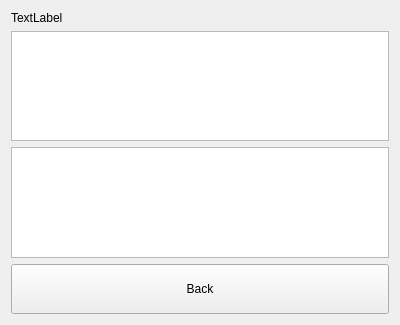
ic005k/Knot-Legacy, file dlgnotes.ui: the form before one commit.
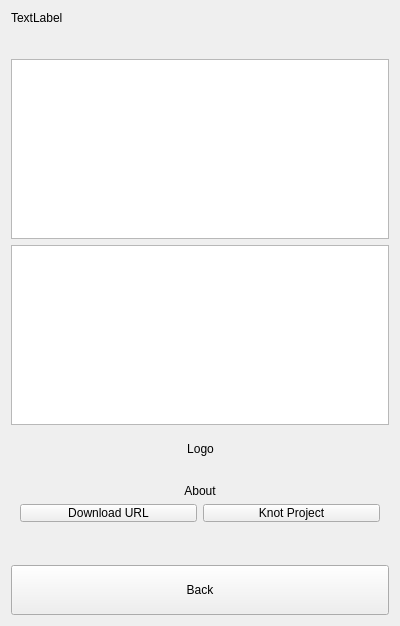
The form after the commit.

```diff
--- a/dlgnotes.ui
+++ b/dlgnotes.ui
@@ -7,7 +7,7 @@
     <x>0</x>
     <y>0</y>
     <width>400</width>
-    <height>325</height>
+    <height>626</height>
    </rect>
   </property>
   <property name="windowTitle">
@@ -15,9 +15,6 @@
   </property>
   <layout class="QGridLayout" name="gridLayout">
    <item row="2" column="0">
-    <widget class="QTextBrowser" name="textBrowser"/>
-   </item>
-   <item row="1" column="0">
     <widget class="QTextEdit" name="textEdit">
      <property name="sizePolicy">
       <sizepolicy hsizetype="Expanding" vsizetype="Expanding">
@@ -28,6 +25,146 @@
     </widget>
    </item>
    <item row="3" column="0">
+    <widget class="QTextBrowser" name="textBrowser"/>
+   </item>
+   <item row="0" column="0">
+    <widget class="QLabel" name="lblTitle">
+     <property name="text">
+      <string>TextLabel</string>
+     </property>
+    </widget>
+   </item>
+   <item row="4" column="0">
+    <widget class="QFrame" name="frameAbout">
+     <property name="minimumSize">
+      <size>
+       <width>0</width>
+       <height>100</height>
+      </size>
+     </property>
+     <property name="frameShape">
+      <enum>QFrame::NoFrame</enum>
+     </property>
+     <property name="frameShadow">
+      <enum>QFrame::Raised</enum>
+     </property>
+     <layout class="QVBoxLayout" name="verticalLayout">
+      <item>
+       <layout class="QHBoxLayout" name="horizontalLayout_2">
+        <item>
+         <spacer name="horizontalSpacer">
+          <property name="orientation">
+           <enum>Qt::Horizontal</enum>
+          </property>
+          <property name="sizeHint" stdset="0">
+           <size>
+            <width>40</width>
+            <height>20</height>
+           </size>
+          </property>
+         </spacer>
+        </item>
+        <item>
+         <widget class="QLabel" name="lblLogo">
+          <property name="sizePolicy">
+           <sizepolicy hsizetype="Fixed" vsizetype="Fixed">
+            <horstretch>0</horstretch>
+            <verstretch>0</verstretch>
+           </sizepolicy>
+          </property>
+          <property name="minimumSize">
+           <size>
+            <width>35</width>
+            <height>0</height>
+           </size>
+          </property>
+          <property name="text">
+           <string>Logo</string>
+          </property>
+          <property name="alignment">
+           <set>Qt::AlignCenter</set>
+          </property>
+         </widget>
+        </item>
+        <item>
+         <spacer name="horizontalSpacer_2">
+          <property name="orientation">
+           <enum>Qt::Horizontal</enum>
+          </property>
+          <property name="sizeHint" stdset="0">
+           <size>
+            <width>40</width>
+            <height>20</height>
+           </size>
+          </property>
+         </spacer>
+        </item>
+       </layout>
+      </item>
+      <item>
+       <widget class="QLabel" name="label">
+        <property name="text">
+         <string/>
+        </property>
+       </widget>
+      </item>
+      <item>
+       <widget class="QLabel" name="lblAbout">
+        <property name="text">
+         <string>About</string>
+        </property>
+        <property name="alignment">
+         <set>Qt::AlignCenter</set>
+        </property>
+       </widget>
+      </item>
+      <item>
+       <layout class="QHBoxLayout" name="horizontalLayout">
+        <item>
+         <widget class="QToolButton" name="btnDL">
+          <property name="sizePolicy">
+           <sizepolicy hsizetype="Preferred" vsizetype="Fixed">
+            <horstretch>0</horstretch>
+            <verstretch>0</verstretch>
+           </sizepolicy>
+          </property>
+          <property name="text">
+           <string>Download URL</string>
+          </property>
+         </widget>
+        </item>
+        <item>
+         <widget class="QToolButton" name="btnHomePage">
+          <property name="sizePolicy">
+           <sizepolicy hsizetype="Preferred" vsizetype="Fixed">
+            <horstretch>0</horstretch>
+            <verstretch>0</verstretch>
+           </sizepolicy>
+          </property>
+          <property name="text">
+           <string>Knot Project</string>
+          </property>
+         </widget>
+        </item>
+       </layout>
+      </item>
+     </layout>
+    </widget>
+   </item>
+   <item row="5" column="0">
+    <spacer name="verticalSpacer">
+     <property name="orientation">
+      <enum>Qt::Vertical</enum>
+     </property>
+     <property name="sizeHint" stdset="0">
+      <size>
+       <width>20</width>
+       <height>40</height>
+      </size>
+     </property>
+    </spacer>
+   </item>
+   <item row="6" column="0">
     <widget class="QToolButton" name="btnBack">
      <property name="sizePolicy">
       <sizepolicy hsizetype="Preferred" vsizetype="Fixed">
@@ -46,12 +183,18 @@
      </property>
     </widget>
    </item>
-   <item row="0" column="0">
-    <widget class="QLabel" name="lblTitle">
-     <property name="text">
-      <string>TextLabel</string>
+   <item row="1" column="0">
+    <spacer name="verticalSpacer_2">
+     <property name="orientation">
+      <enum>Qt::Vertical</enum>
      </property>
-    </widget>
+     <property name="sizeHint" stdset="0">
+      <size>
+       <width>20</width>
+       <height>40</height>
+      </size>
+     </property>
+    </spacer>
    </item>
   </layout>
  </widget>
```
